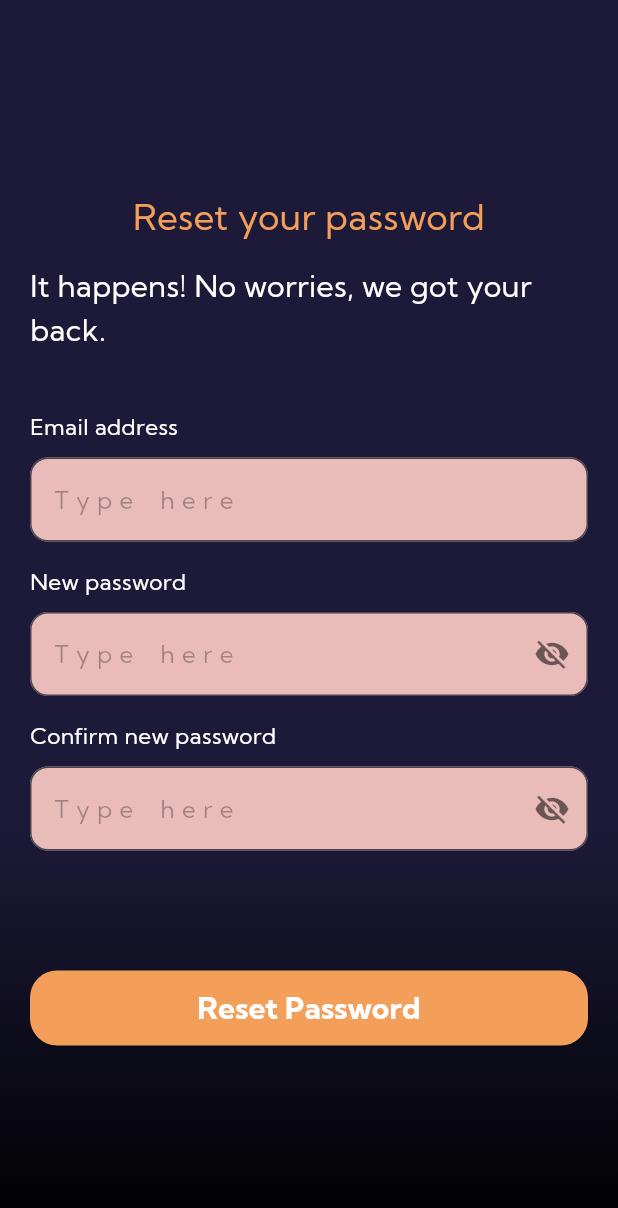
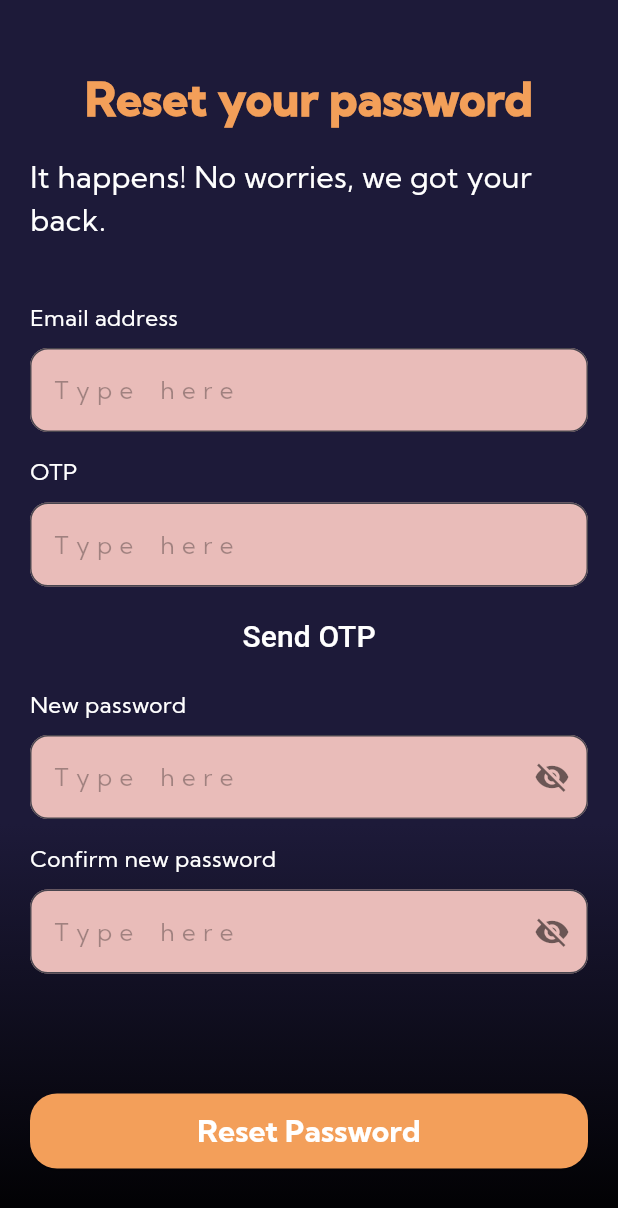
Before and after one commit to sarvadashiv/MusicApp, a Flutter app: the ForgotPasswordScreen screen opened directly, on a phone screen of 412 x 824 dp. Shown: the top 1208 px of the screen. Run offline on Flutter 3.47's test engine with Material 3 defaults, Android fonts, the phone set to English and light mode, and no system bars; our stand-ins replace flutter_svg, google_sign_in.

Commit message:
implemented send otp with timer

```diff
--- a/music_app/lib/auth/forgotPasswordScreen.dart
+++ b/music_app/lib/auth/forgotPasswordScreen.dart
@@ -1,6 +1,7 @@
 import 'dart:convert';
 import 'package:http/http.dart' as http;
 import 'package:flutter/material.dart';
+import 'dart:async';
 
 
 class ForgotPasswordScreen extends StatefulWidget {
@@ -14,17 +15,66 @@ class _ForgotPasswordScreenState extends State<ForgotPasswordScreen> {
   bool _isNewPasswordVisible = false;
   bool _isConfirmNewPasswordVisible = false;
   final _emailController = TextEditingController();
+  final _otpController = TextEditingController();
   final _newPasswordController = TextEditingController();
   final _confirmNewPasswordController = TextEditingController();
   bool _isLoading = false;
   String _errorMessage = '';
 
+  bool _isOtpSent = false;
+  bool _canResendOtp = false;
+  int _secondsLeft = 60;
+  Timer? _timer;
+
+  Future<void> _sendOtp() async {
+    final email = _emailController.text.trim();
+    if (email.isEmpty) {
+      setState(() {
+        _errorMessage = 'Please enter your email address.';
+      });
+      return;
+    }
+
+    setState(() {
+      _isOtpSent = true;
+      _canResendOtp = false;
+      _secondsLeft = 60;
+    });
+
+    _timer?.cancel();
+    _timer = Timer.periodic(Duration(seconds: 1), (timer) {
+      setState(() {
+        if (_secondsLeft > 0) {
+          _secondsLeft--;
+        } else {
+          _canResendOtp = true;
+          _timer?.cancel();
+        }
+      });
+    });
+
+    // TODO: Implement the actual OTP request logic here
+  }
+
+  void _resendOtp() {
+    if (_canResendOtp) {
+      _sendOtp();
+    }
+  }
+
+  @override
+  void dispose() {
+    _timer?.cancel();
+    super.dispose();
+  }
+
   Future<void> _resetPassword() async {
 
     final email = _emailController.text.trim();
+    final otp = _otpController.text.trim();
     final newPassword = _newPasswordController.text.trim();
     final confirmNewPassword = _confirmNewPasswordController.text.trim();
-    if (email.isEmpty || newPassword.isEmpty || confirmNewPassword.isEmpty) {
+    if (email.isEmpty || otp.isEmpty || newPassword.isEmpty || confirmNewPassword.isEmpty) {
       setState(() {
         _errorMessage = 'All fields are required.';
       });
@@ -43,7 +93,7 @@ class _ForgotPasswordScreenState extends State<ForgotPasswordScreen> {
     try {
       final response = await http.post(
         Uri.parse('https://task-4-0pfy.onrender.com/user/resetpassword'),
-        body: json.encode({'email': email, 'password': newPassword}),
+        body: json.encode({'email': email,'otp': otp, 'newpassword': newPassword}),
         headers: {'Content-Type': 'application/json'},
       );
       final data = json.decode(response.body);
@@ -98,7 +148,7 @@ class _ForgotPasswordScreenState extends State<ForgotPasswordScreen> {
                       child: Column(
                         children: [
                           Text('Reset your password', style: TextStyle(color: Color.fromARGB(255, 243, 159, 89),
-                              fontSize: 24, fontFamily: 'KumbhSans'),),
+                              fontSize: 30, fontFamily: 'KumbhSans', fontWeight: FontWeight.w900),),
                         ],
                       ),
                     ),
@@ -119,7 +169,30 @@ class _ForgotPasswordScreenState extends State<ForgotPasswordScreen> {
                         ),
                       ),
                     ),
-                    SizedBox(height: 16),
+                    SizedBox(height: 16,),
+                    Text('OTP', style: TextStyle(color: Colors.white, fontSize: 15, fontFamily: 'KumbhSans')),
+                    SizedBox(height: 10),
+                    TextField(
+                      controller: _otpController,
+                      decoration: InputDecoration(
+                        filled: true,
+                        fillColor: Color.fromARGB(255, 233, 188, 185),
+                        hintText: 'T y p e    h e r e',
+                        hintStyle: TextStyle(color: Color.fromARGB(80, 0, 0, 0), fontFamily: 'KumbhSans') ,
+                        border: OutlineInputBorder(
+                          borderRadius: BorderRadius.circular(12),
+                        ),
+                      ),
+                    ),
+                    SizedBox(height: 10,),
+                    TextButton(
+                      onPressed: _sendOtp,
+                      child: Text(
+                        _isOtpSent ? "Resend OTP ($_secondsLeft s)" : "Send OTP",
+                        style: TextStyle(fontSize: 20, color: Colors.white),
+                      ),
+                    ),
+                    SizedBox(height: 10),
                     Text('New password', style: TextStyle(color: Colors.white, fontSize: 15, fontFamily: 'KumbhSans')),
                     SizedBox(height: 10,),
                     TextField(
@@ -163,9 +236,10 @@ class _ForgotPasswordScreenState extends State<ForgotPasswordScreen> {
                               icon: Icon(_isConfirmNewPasswordVisible ? Icons.visibility : Icons.visibility_off,color: Colors.black54,))
                       ),
                     ),
+                    SizedBox(height: 10),
                     if (_errorMessage.isNotEmpty)
                       Center(child: Text(_errorMessage, style: TextStyle(color: Colors.red))),
-                    SizedBox(height: 80),
+                    SizedBox(height: 70),
                     _isLoading
                         ? Center(child: CircularProgressIndicator())
                         : ElevatedButton(
--- a/music_app/lib/main.dart
+++ b/music_app/lib/main.dart
@@ -1,5 +1,6 @@
 import 'package:flutter/material.dart';
 import 'package:music_app/auth/signInScreen.dart';
+import 'package:music_app/auth/signUpScreen.dart';
 
 import 'homeScreen.dart';
 
@@ -16,8 +17,9 @@ class MyApp extends StatelessWidget {
     return MaterialApp(
       debugShowCheckedModeBanner: false,
       title: 'Flutter Demo',
-      initialRoute: '/login',
+      initialRoute: '/signup',
       routes: {
+        '/signup': (context)=> SignUpScreen(),
         '/login': (context) => SignInScreen(),
         '/home': (context) => HomeScreen(), // Define '/home' route
       },
```
Also changed, not shown: music_app/lib/auth/signUpScreen.dart (+5 -2 lines).
